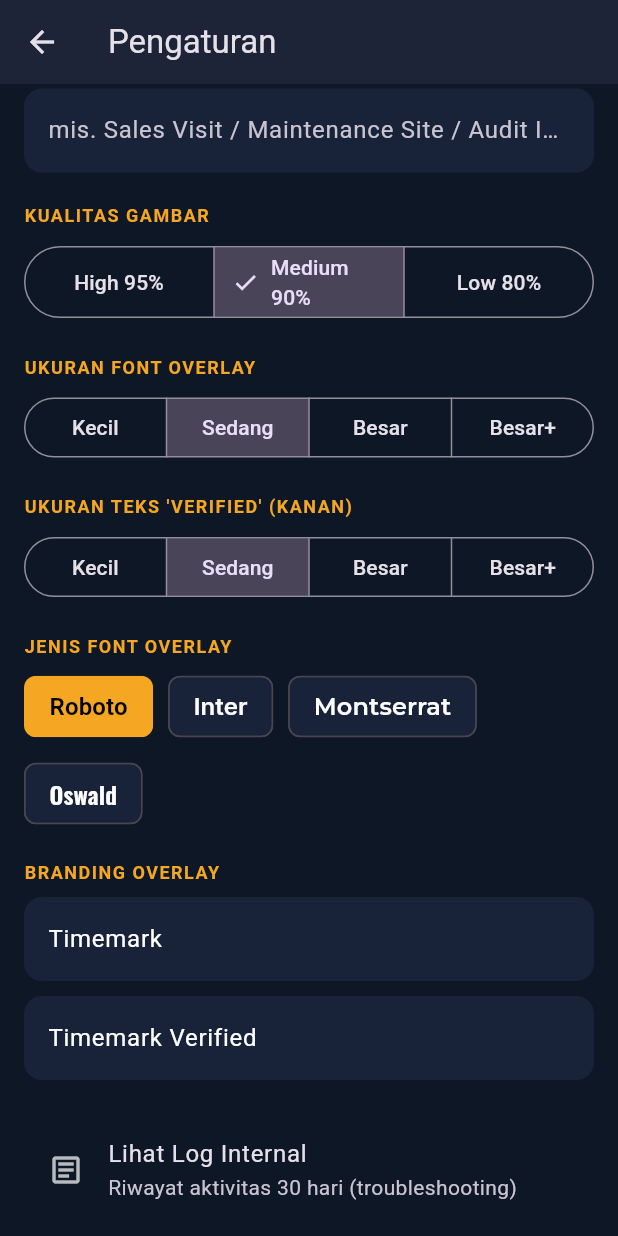
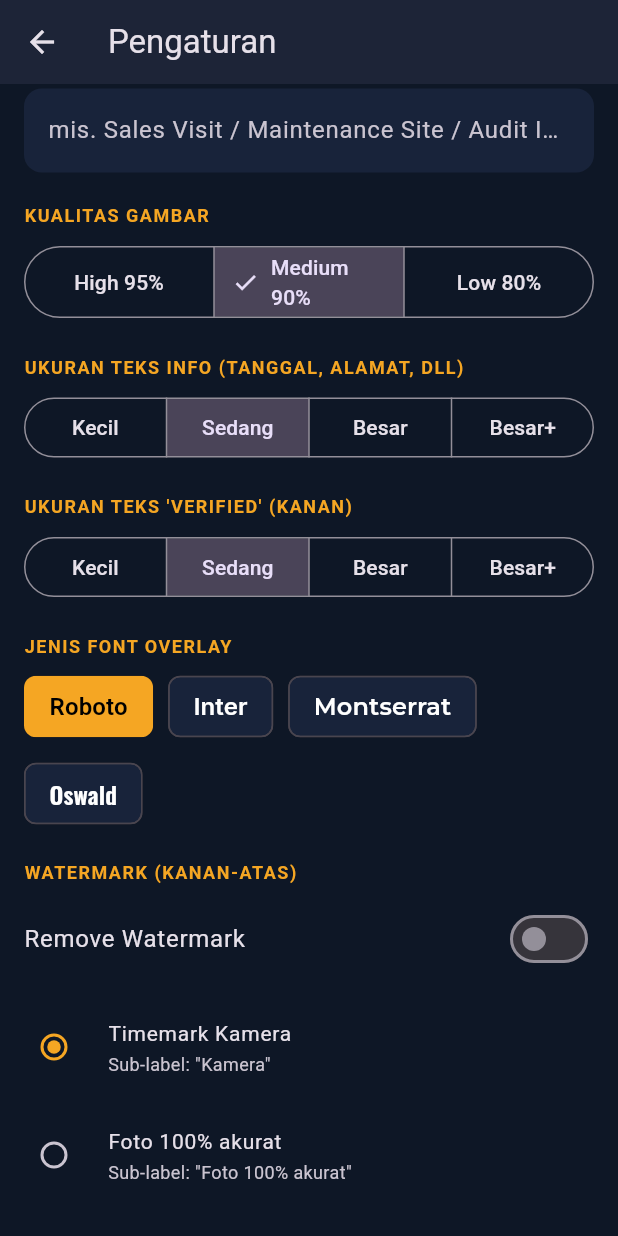
Before and after one commit to alfarabiki/Time-Tracks, a Flutter app: the SettingsScreen screen opened directly, scrolled down 576 dp, on a phone screen of 412 x 824 dp. Run offline on Flutter 3.47's test engine with Material 3 defaults, Android fonts, the phone set to English and light mode, and no system bars; our stand-ins replace camera, flutter_map, geocoding, geolocator, image_picker, latlong2 and 3 more; missing offline and left inert: gal; accounts and stored records are empty; statements that could not run were skipped.

Commit message:
v1.2.2: watermark gaya Kamera/Akurat, ukuran independen, "Kode Foto" transparan
- "Kode Foto" (kiri-bawah) dibuat semi-transparan seperti contoh Timemark
- Watermark kanan-atas: kontrol ukuran sendiri (brandSize), TIDAK lagi ikut
  berubah saat mengatur ukuran teks info (3 kontrol ukuran terpisah)
- Gaya watermark: "Timemark Kamera" (putih) & "Foto 100% akurat" (dwiwarna,
  "mark" kuning) - meniru 2 sample
- Toggle "Remove Watermark": sembunyikan watermark kanan-atas saja
- Tambah golden test overlay (Kamera/Akurat/Remove) sebagai verifikasi tampilan

Co-Authored-By: Claude Opus 4.8 (1M context) <noreply@anthropic.com>

```diff
--- a/lib/models/overlay_settings.dart
+++ b/lib/models/overlay_settings.dart
@@ -37,6 +37,25 @@ enum FontSizeOption {
 /// Jenis font overlay yang tersedia (di-bundle di assets/fonts).
 const List<String> kOverlayFonts = ['Roboto', 'Inter', 'Montserrat', 'Oswald'];
 
+/// Gaya watermark kanan-atas (meniru Timemark).
+/// - [kamera]: brand putih + sub-label "Kamera".
+/// - [akurat]: brand dwiwarna ("mark" kuning) + sub-label "Foto 100% akurat".
+enum WatermarkStyle {
+  kamera('Kamera', false, 'Timemark Kamera'),
+  akurat('Foto 100% akurat', true, 'Foto 100% akurat');
+
+  /// Sub-label di bawah brand.
+  final String sublabel;
+
+  /// Apakah bagian "mark" pada brand diwarnai aksen (kuning).
+  final bool twoTone;
+
+  /// Label pilihan di layar Pengaturan.
+  final String optionLabel;
+
+  const WatermarkStyle(this.sublabel, this.twoTone, this.optionLabel);
+}
+
 /// Konfigurasi overlay + preferensi aplikasi. Disimpan via shared_preferences.
 class OverlaySettings {
   final bool showTime;
@@ -63,6 +82,15 @@ class OverlaySettings {
   /// Ukuran khusus label "Verified" vertikal (kanan), independen dari fontSize.
   final FontSizeOption verifiedSize;
 
+  /// Watermark kanan-atas (brand + sub-label). Bisa dimatikan ("Remove Watermark").
+  final bool showWatermark;
+
+  /// Ukuran watermark kanan-atas, independen dari fontSize blok info.
+  final FontSizeOption brandSize;
+
+  /// Gaya watermark kanan-atas.
+  final WatermarkStyle watermarkStyle;
+
   const OverlaySettings({
     this.showTime = true,
     this.showAddress = true,
@@ -79,6 +107,9 @@ class OverlaySettings {
     this.fontSize = FontSizeOption.medium,
     this.fontFamily = 'Roboto',
     this.verifiedSize = FontSizeOption.medium,
+    this.showWatermark = true,
+    this.brandSize = FontSizeOption.medium,
+    this.watermarkStyle = WatermarkStyle.kamera,
   });
 
   OverlaySettings copyWith({
@@ -97,6 +128,9 @@ class OverlaySettings {
     FontSizeOption? fontSize,
     String? fontFamily,
     FontSizeOption? verifiedSize,
+    bool? showWatermark,
+    FontSizeOption? brandSize,
+    WatermarkStyle? watermarkStyle,
   }) {
     return OverlaySettings(
       showTime: showTime ?? this.showTime,
@@ -114,6 +148,9 @@ class OverlaySettings {
       fontSize: fontSize ?? this.fontSize,
       fontFamily: fontFamily ?? this.fontFamily,
       verifiedSize: verifiedSize ?? this.verifiedSize,
+      showWatermark: showWatermark ?? this.showWatermark,
+      brandSize: brandSize ?? this.brandSize,
+      watermarkStyle: watermarkStyle ?? this.watermarkStyle,
     );
   }
 
@@ -133,6 +170,9 @@ class OverlaySettings {
         'fontSize': fontSize.name,
         'fontFamily': fontFamily,
         'verifiedSize': verifiedSize.name,
+        'showWatermark': showWatermark,
+        'brandSize': brandSize.name,
+        'watermarkStyle': watermarkStyle.name,
       };
 
   factory OverlaySettings.fromJson(Map<String, Object?> j) {
@@ -166,6 +206,15 @@ class OverlaySettings {
         (f) => f.name == j['verifiedSize'],
         orElse: () => FontSizeOption.medium,
       ),
+      showWatermark: (j['showWatermark'] ?? true) as bool,
+      brandSize: FontSizeOption.values.firstWhere(
+        (f) => f.name == j['brandSize'],
+        orElse: () => FontSizeOption.medium,
+      ),
+      watermarkStyle: WatermarkStyle.values.firstWhere(
+        (w) => w.name == j['watermarkStyle'],
+        orElse: () => WatermarkStyle.kamera,
+      ),
     );
   }
 
--- a/lib/screens/settings/settings_screen.dart
+++ b/lib/screens/settings/settings_screen.dart
@@ -89,7 +89,7 @@ class _SettingsScreenState extends State<SettingsScreen> {
           _qualitySelector(),
 
           const SizedBox(height: 16),
-          _section('Ukuran Font Overlay'),
+          _section('Ukuran Teks Info (tanggal, alamat, dll)'),
           _fontSizeSelector(),
 
           const SizedBox(height: 16),
@@ -99,6 +99,19 @@ class _SettingsScreenState extends State<SettingsScreen> {
           const SizedBox(height: 16),
           _section('Jenis Font Overlay'),
           _fontFamilySelector(),
+
+          const SizedBox(height: 16),
+          _section('Watermark (kanan-atas)'),
+          _switchTile(
+            'Remove Watermark',
+            !_s.showWatermark,
+            (v) => _update(_s.copyWith(showWatermark: !v)),
+          ),
+          const SizedBox(height: 8),
+          _watermarkStyleSelector(),
+          const SizedBox(height: 14),
+          _section('Ukuran Watermark'),
+          _brandSizeSelector(),
 
           const SizedBox(height: 16),
           _section('Branding Overlay'),
@@ -195,6 +208,36 @@ class _SettingsScreenState extends State<SettingsScreen> {
     );
   }
 
+  Widget _brandSizeSelector() {
+    return SegmentedButton<FontSizeOption>(
+      segments: FontSizeOption.values
+          .map((f) => ButtonSegment(value: f, label: Text(f.label)))
+          .toList(),
+      selected: {_s.brandSize},
+      showSelectedIcon: false,
+      onSelectionChanged: (sel) => _update(_s.copyWith(brandSize: sel.first)),
+    );
+  }
+
+  Widget _watermarkStyleSelector() {
+    return Column(
+      children: WatermarkStyle.values.map((w) {
+        return RadioListTile<WatermarkStyle>(
+          value: w,
+          groupValue: _s.watermarkStyle,
+          activeColor: AppTheme.accent,
+          contentPadding: EdgeInsets.zero,
+          title: Text(w.optionLabel, style: const TextStyle(fontSize: 14)),
+          subtitle: Text('Sub-label: "${w.sublabel}"',
+              style: const TextStyle(fontSize: 12)),
+          onChanged: (v) {
+            if (v != null) _update(_s.copyWith(watermarkStyle: v));
+          },
+        );
+      }).toList(),
+    );
+  }
+
   Widget _fontFamilySelector() {
     return Wrap(
       spacing: 10,
--- a/pubspec.yaml
+++ b/pubspec.yaml
@@ -1,7 +1,7 @@
 name: timeproof
 description: "TimeProof - Dokumentasi kehadiran & aktivitas kerja dengan bukti foto bertimestamp, lokasi, koordinat, dan kode verifikasi."
 publish_to: "none"
-version: 1.2.1+2006
+version: 1.2.2+2007
 
 environment:
   sdk: ">=3.3.0 <4.0.0"
```
Also changed, not shown: lib/widgets/timemark_overlay.dart (+51 -6 lines), 4 other files.
